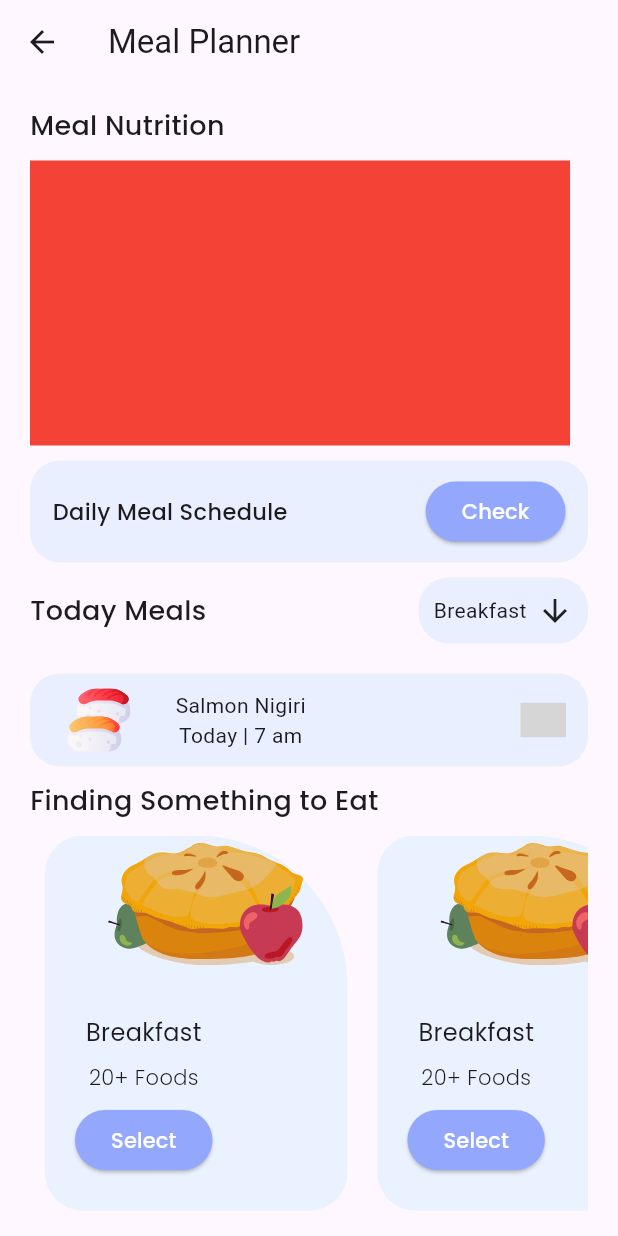
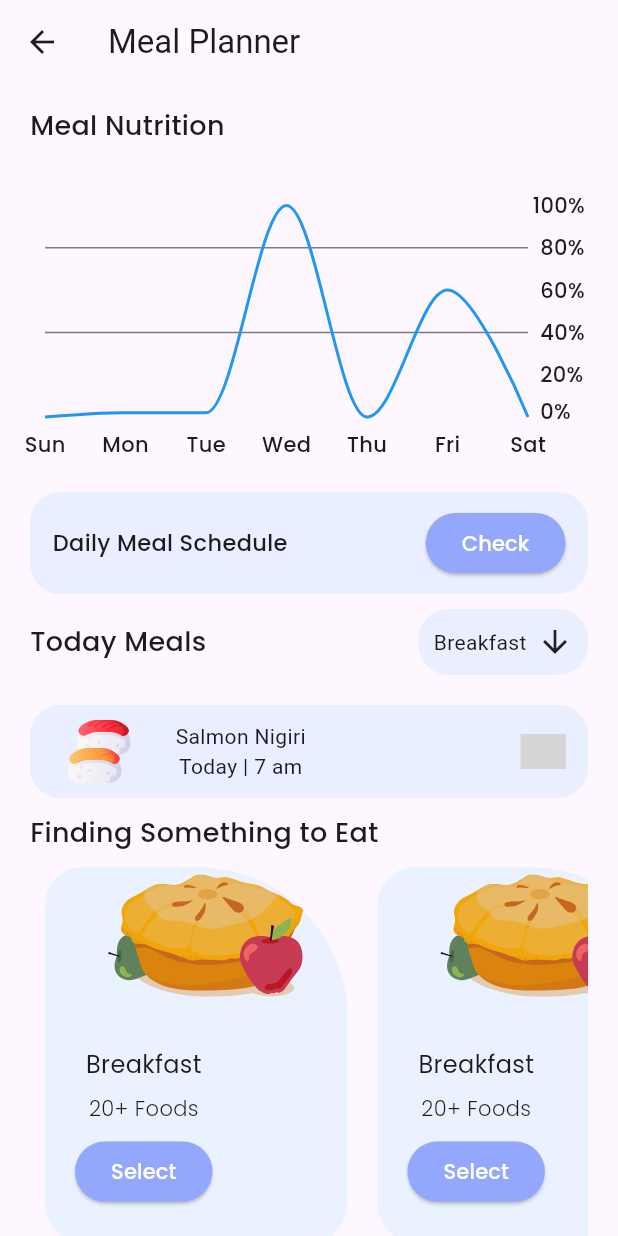
Before and after one commit to viveknarawade/FitnessApp, a Flutter app: the screen it shows after launch, item 2 of the bottom bar chosen, on a phone screen of 412 x 824 dp. Run offline on Flutter 3.47's test engine with Material 3 defaults, Android fonts, the phone set to English and light mode, and no system bars; drawn by our look-alikes of fl_chart; our stand-ins replace flutter_svg, google_fonts; missing offline and left inert: simple_animation_progress_bar; statements that could not run were skipped; grey boxes are pictures that could not be loaded.

Commit message:
Meal ui Completed

```diff
--- a/FitLife/lib/Meal_Planner/mealHome.dart
+++ b/FitLife/lib/Meal_Planner/mealHome.dart
@@ -1,5 +1,7 @@
+import 'package:fitness_app/Meal_Planner/mealLineChart.dart';
 import 'package:fitness_app/Meal_Planner/mealSchedule.dart';
 import 'package:fitness_app/Meal_Planner/mealCategory.dart';
+import 'package:fitness_app/workout/workoutLineChart.dart';
 import 'package:flutter/material.dart';
 import 'package:flutter_svg/flutter_svg.dart';
 import 'package:google_fonts/google_fonts.dart';
@@ -26,18 +28,14 @@ class _MealhomeState extends State {
                     fontSize: 18, fontWeight: FontWeight.w500),
               ),
               const SizedBox(
-                height: 10,
+                height: 40,
               ),
-              Container(
-                width: 360,
-                height: 190,
-                color: Colors.red,
-              ),
+              Meallinechart(),
               const SizedBox(
                 height: 10,
               ),
 
-              //  Daily Meal Shedule
+              // Daily Meal Shedule
 
               Container(
                 padding:
@@ -198,9 +196,11 @@ class _MealhomeState extends State {
                                   ),
                                 ),
                                 onPressed: () {
-                                  Navigator.of(context).push(MaterialPageRoute(builder: (context){
-                                    return Category();
-                                  }),);
+                                  Navigator.of(context).push(
+                                    MaterialPageRoute(builder: (context) {
+                                      return Category();
+                                    }),
+                                  );
                                 },
                                 child: Text(
                                   "Select",
--- /dev/null
+++ b/FitLife/lib/Meal_Planner/mealLineChart.dart
@@ -0,0 +1,208 @@
+import 'package:fl_chart/fl_chart.dart';
+import 'package:flutter/material.dart';
+import 'package:google_fonts/google_fonts.dart';
+
+class Meallinechart extends StatefulWidget {
+  const Meallinechart({super.key});
+
+  @override
+  State<Meallinechart> createState() => _MeallinechartState();
+}
+
+class _MeallinechartState extends State<Meallinechart> {
+  TextStyle textStyle() {
+    return GoogleFonts.poppins(
+        fontSize: 14,
+        fontWeight: FontWeight.w500); // Make sure to return the TextStyle
+  }
+
+  @override
+  Widget build(BuildContext context) {
+    return Padding(
+      padding: const EdgeInsets.only(left: 10.0, right: 0),
+      child: AspectRatio(
+        aspectRatio: 2.0,
+        child: LineChart(
+          LineChartData(
+            lineBarsData: [
+              LineChartBarData(
+                spots: [
+                  FlSpot(0, 0),
+                  FlSpot(1, 1),
+                  FlSpot(2, 1),
+                  FlSpot(3, 50),
+                  FlSpot(4, 0),
+                  FlSpot(5, 30),
+                  FlSpot(6, 0),
+
+                ],
+                color: Colors.blue,
+                isCurved: true,
+                curveSmoothness: 0.35,
+                preventCurveOverShooting: true,
+                dotData: FlDotData(
+                  show: true,
+                  checkToShowDot: (spot, barData) {
+                    return false;
+                  },
+                ),
+              )
+            ],
+            titlesData: FlTitlesData(
+              rightTitles: AxisTitles(
+                sideTitles: SideTitles(
+                  showTitles: true,
+                  getTitlesWidget: (value, meta) {
+                    switch (value.toInt()) {
+                      case 0:
+                        return Padding(
+                          padding: const EdgeInsets.only(bottom: 8.0, left: 8),
+                          child: Text(
+                            '0%',
+                            style: textStyle(),
+                          ),
+                        );
+                      case 10:
+                        return Padding(
+                          padding: const EdgeInsets.only(left: 8.0),
+                          child: Text(
+                            '20%',
+                            style: textStyle(),
+                          ),
+                        );
+                      case 20:
+                        return Padding(
+                          padding: const EdgeInsets.only(left: 8.0),
+                          child: Text(
+                            '40%',
+                            style: textStyle(),
+                          ),
+                        );
+                      case 30:
+                        return Padding(
+                          padding: const EdgeInsets.only(left: 8.0),
+                          child: Text(
+                            '60%',
+                            style: textStyle(),
+                          ),
+                        );
+                      case 40:
+                        return Padding(
+                          padding: const EdgeInsets.only(left: 8.0),
+                          child: Text(
+                            '80%',
+                            style: textStyle(),
+                          ),
+                        );
+                      case 50:
+                        return Padding(
+                          padding: const EdgeInsets.only(left: 3.0),
+                          child: Text(
+                            '100%',
+                            style: textStyle(),
+                          ),
+                        );
+                      default:
+                        return const SizedBox.shrink();
+                    }
+                  },
+                  interval: 10,
+                  reservedSize: 40,
+                ),
+              ),
+              bottomTitles: AxisTitles(
+                sideTitles: SideTitles(
+                  showTitles: true,
+                  getTitlesWidget: (value, meta) {
+                    switch (value.toInt()) {
+                      case 0:
+                        return Padding(
+                          padding: const EdgeInsets.all(8.0),
+                          child: Text('Sun', style: textStyle()),
+                        );
+                      case 1:
+                        return Padding(
+                          padding: const EdgeInsets.all(8.0),
+                          child: Text(
+                            'Mon',
+                            style: textStyle(),
+                          ),
+                        );
+                      case 2:
+                        return Padding(
+                          padding: const EdgeInsets.all(8.0),
+                          child: Text(
+                            'Tue',
+                            style: textStyle(),
+                          ),
+                        );
+                      case 3:
+                        return Padding(
+                          padding: const EdgeInsets.all(8.0),
+                          child: Text(
+                            'Wed',
+                            style: textStyle(),
+                          ),
+                        );
+                      case 4:
+                        return Padding(
+                          padding: const EdgeInsets.all(8.0),
+                          child: Text(
+                            'Thu',
+                            style: textStyle(),
+                          ),
+                        );
+                      case 5:
+                        return Padding(
+                          padding: const EdgeInsets.all(8.0),
+                          child: Text(
+                            'Fri',
+                            style: textStyle(),
+                          ),
+                        );
+                      case 6:
+                        return Padding(
+                          padding: const EdgeInsets.all(8.0),
+                          child: Text(
+                            'Sat',
+                            style: textStyle(),
+                          ),
+                        );
+                      default:
+                        return const SizedBox.shrink();
+                    }
+                  },
+                  interval: 1,
+                  reservedSize: 40,
+                ),
+              ),
+              topTitles: AxisTitles(
+                sideTitles: SideTitles(showTitles: false),
+              ),
+              leftTitles: AxisTitles(
+                sideTitles: SideTitles(showTitles: false),
+              ),
+            ),
+            borderData: FlBorderData(
+              show: false, // This hides the border
+            ),
+            gridData: FlGridData(
+              show: true, // Set to true to show grid lines
+              drawHorizontalLine:
+                  true, // Set to true to show horizontal grid lines
+              drawVerticalLine:
+                  false, // Set to false to hide vertical grid lines
+              getDrawingHorizontalLine: (value) {
+                return FlLine(
+                  color: Colors.black.withOpacity(0.5),
+                  // Set color for horizontal grid lines
+                  strokeWidth: 1, // Set stroke width for horizontal grid lines
+                );
+              },
+            ),
+          ),
+        ),
+      ),
+    );
+  }
+}
--- a/FitLife/lib/main.dart
+++ b/FitLife/lib/main.dart
@@ -1,5 +1,6 @@
 import 'package:fitness_app/Dashboard/home_ui.dart';
 import 'package:fitness_app/Meal_Planner/mealCategory.dart';
+import 'package:fitness_app/Meal_Planner/mealHome.dart';
 import 'package:fitness_app/workout/workoutLineChart.dart';
 import 'package:flutter/material.dart';
 import './workout/workoutTracker.dart';
@@ -13,7 +14,7 @@ class MainApp extends StatelessWidget {
 
   @override
   Widget build(BuildContext context) {
-    return const MaterialApp(
+    return  MaterialApp(
       debugShowCheckedModeBanner: false,
       home:HomeUi(),
     );
```
